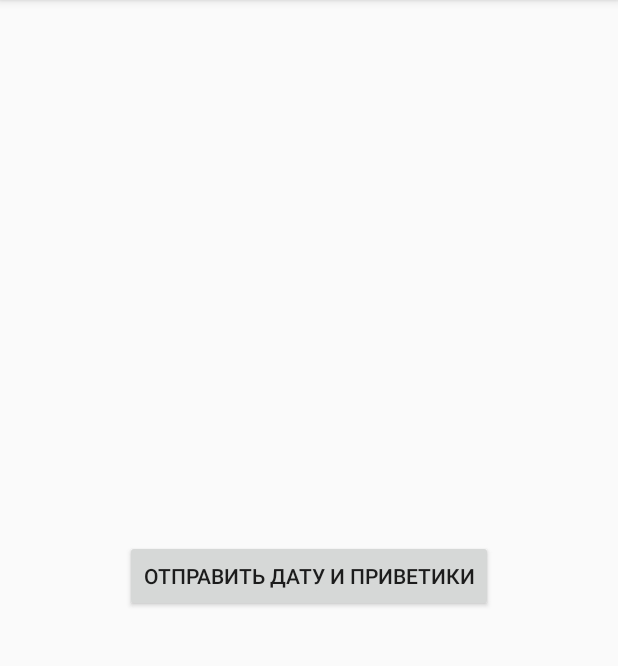
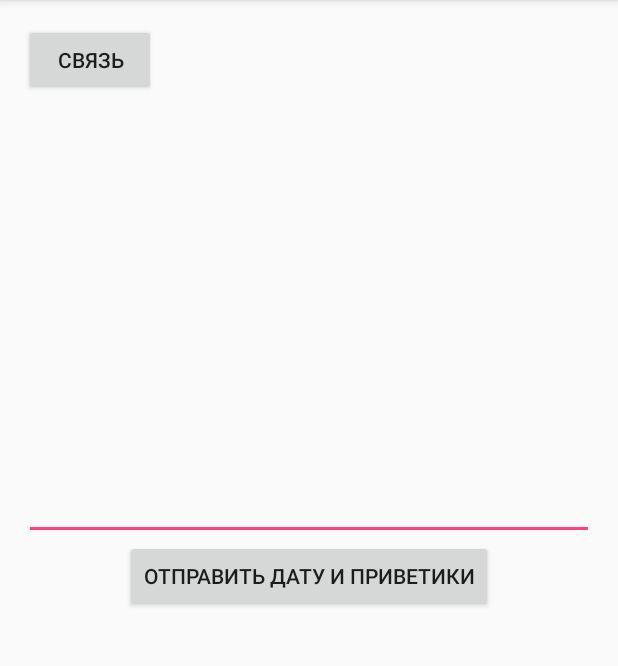
Before and after one commit to dajver/WorkingSocketsExample, an Android app: the screen it shows after launch (MainActivity), after a tap on "ОТПРАВИТЬ ДАТУ И ПРИВЕТИКИ", on a phone screen of 412 x 824 dp, the part 84-750 px from its top. Run offline under Robolectric (Android 15) with nearby library versions, the phone set to English and light mode, and no system bars.

Commit message:
fixed connecting to server each click to connecting only once after start

```diff
--- a/app/src/main/java/test/socket/app/MainActivity.java
+++ b/app/src/main/java/test/socket/app/MainActivity.java
@@ -6,6 +6,7 @@ import android.support.v7.app.AppCompatActivity;
 import android.util.Log;
 import android.view.View;
 import android.widget.Button;
+import android.widget.EditText;
 import android.widget.TextView;
 
 import java.io.BufferedReader;
@@ -20,10 +21,16 @@ import java.util.Date;
 
 public class MainActivity extends AppCompatActivity {
 
+    private static final String TAG = "test.socket.app";
+
     public String URL = "92.47.46.118";
     public int PORT = 1169;
     private Button button;
+    private Button connect;
     private TextView textView;
+    private EditText editText;
+    private boolean connected = false;
+    private Socket socket;
 
     @Override
     protected void onCreate(Bundle savedInstanceState) {
@@ -31,16 +38,49 @@ public class MainActivity extends AppCompatActivity {
         setContentView(R.layout.activity_main);
 
         button = (Button) findViewById(R.id.button);
+        connect = (Button) findViewById(R.id.button2);
         textView = (TextView) findViewById(R.id.textView);
+        editText = (EditText) findViewById(R.id.editText);
         button.setOnClickListener(new View.OnClickListener() {
             @Override
             public void onClick(View v) {
-                new MyTask().execute();
+                new SendMessage().execute(editText.getText().toString());
+            }
+        });
+        connect.setOnClickListener(new View.OnClickListener() {
+            @Override
+            public void onClick(View v) {
+                new ConnectSocket().execute();
             }
         });
     }
 
-    class MyTask extends AsyncTask<Void, String, String> {
+    class ConnectSocket extends AsyncTask<Void, String, String> {
+
+        @Override
+        protected String doInBackground(Void... params) {
+            try {
+                socket = new Socket(URL, PORT);
+                if(socket.isConnected()) {
+                    Log.e(TAG, "connected");
+                    return "connected";
+                }
+            } catch (IOException e) {
+                e.printStackTrace();
+            }
+            return null;
+        }
+
+        @Override
+        protected void onPostExecute(String result) {
+            if(result.equals("connected")) {
+                connect.setVisibility(View.GONE);
+            }
+            super.onPostExecute(result);
+        }
+    }
+
+    class SendMessage extends AsyncTask<String, String, String> {
 
         @Override
         protected void onPreExecute() {
@@ -48,28 +88,22 @@ public class MainActivity extends AppCompatActivity {
         }
 
         @Override
-        protected String doInBackground(Void... params) {
+        protected String doInBackground(String... params) {
             String st = null;
-            try {
-                Socket socket = new Socket(URL, PORT);
+            String date = new SimpleDateFormat("yyyy-MM-dd HH:mm").format(new Date());
+            connected = true;
+//            while(connected) {
                 try {
-                    PrintWriter out = new PrintWriter(new BufferedWriter(new OutputStreamWriter(socket.getOutputStream())), true);
-                    out.println(" { " + new SimpleDateFormat("yyyy-MM-dd HH:mm").format(new Date()) + " Приветитки... }");
-                    try {
-                        InputStreamReader streamReader = new InputStreamReader(socket.getInputStream());
-                        BufferedReader reader = new BufferedReader(streamReader);
-                        st = reader.readLine();
-                    } catch (IOException e) {
-                        e.printStackTrace();
-                    }
+                    PrintWriter out = new PrintWriter(new BufferedWriter(new OutputStreamWriter(socket.getOutputStream(), "windows-1251")), true);
+                    out.println(" { " + params[0] + " }");
+                    InputStreamReader streamReader = new InputStreamReader(socket.getInputStream(), "windows-1251");
+                    BufferedReader reader = new BufferedReader(streamReader);
+                    st = reader.readLine();
+                    Log.e(TAG, st);
                 } catch (Exception e) {
-                    Log.e("ClientActivity", "S: Error", e);
+                    Log.e(TAG, "Error ", e);
                 }
-                socket.close();
-                Log.d("ClientActivity", "C: Closed.");
-            } catch (Exception e) {
-                Log.e("ClientActivity", "C: Error", e);
-            }
+//            }
             return st;
         }
 
@@ -79,4 +113,17 @@ public class MainActivity extends AppCompatActivity {
             super.onPostExecute(result);
         }
     }
+
+    @Override
+    public void onStop() {
+        try {
+            if(socket != null) {
+                socket.close();
+                Log.e(TAG, "disconnected");
+            }
+        } catch (IOException e) {
+            e.printStackTrace();
+        }
+        super.onStop();
+    }
 }
--- a/app/src/main/res/layout/activity_main.xml
+++ b/app/src/main/res/layout/activity_main.xml
@@ -20,6 +20,23 @@
         android:textAppearance="?android:attr/textAppearanceLarge"
         android:text="Large Text"
         android:id="@+id/textView"
+        android:layout_below="@+id/button"
+        android:layout_centerHorizontal="true" />
+
+    <EditText
+        android:layout_width="match_parent"
+        android:layout_height="wrap_content"
+        android:id="@+id/editText"
         android:layout_above="@+id/button"
         android:layout_centerHorizontal="true" />
+
+    <Button
+        android:layout_width="wrap_content"
+        android:layout_height="wrap_content"
+        android:text="Связь"
+        android:id="@+id/button2"
+        android:layout_alignParentTop="true"
+        android:layout_alignParentLeft="true"
+        android:layout_alignParentStart="true" />
+
 </RelativeLayout>
```
Also changed, not shown: 2 other files.
